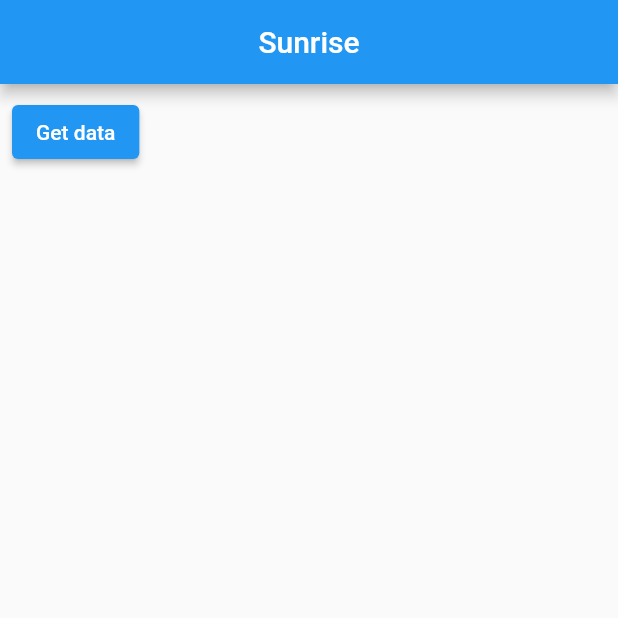
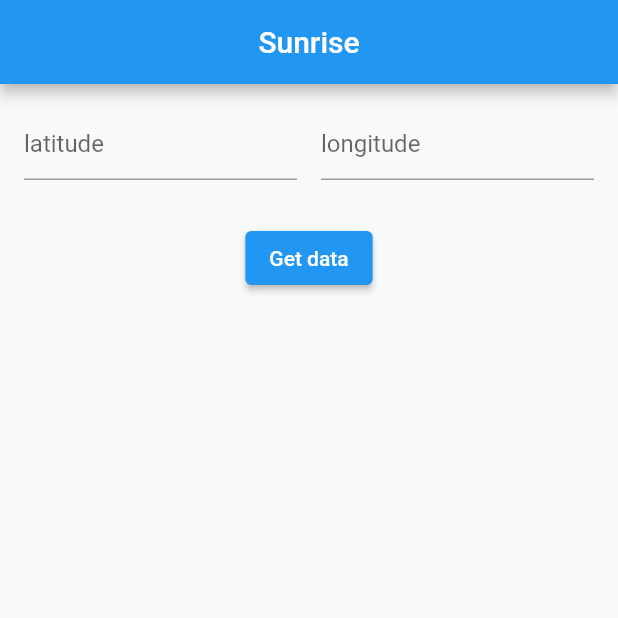
Before and after one commit to Alexteplov/sunrise, a Flutter app: the screen it shows after launch, on a phone screen of 412 x 824 dp, the top half of it. Run offline on Flutter 3.47's test engine with Material 2 defaults, Android fonts, the phone set to English and light mode, and no system bars; our stand-ins replace dio.

Commit message:
modify a home page and add mobx

```diff
--- a/lib/l10n/intl_en.arb
+++ b/lib/l10n/intl_en.arb
@@ -1,4 +1,6 @@
 {
     "appBarTitle": "Sunrise",
-    "buttonName": "Get data"
+    "buttonName": "Get data",
+    "latitude": "latitude",
+    "longitude": "longitude"
 }
--- a/lib/presentation/widgets/main_body.dart
+++ b/lib/presentation/widgets/main_body.dart
@@ -1,5 +1,6 @@
 import 'package:flutter/material.dart';
 import 'package:sunrise/generated/l10n.dart';
+import 'package:sunrise/presentation/widgets/row_input.dart';
 
 class MainBody {
   final BuildContext context;
@@ -10,7 +11,12 @@ class MainBody {
         child: Padding(
           padding: const EdgeInsets.all(8.0),
           child: Column(
+            crossAxisAlignment: CrossAxisAlignment.center,
             children: [
+              RowInput(context).rowBody,
+              const SizedBox(
+                height: 20,
+              ),
               ElevatedButton(
                   onPressed: () {}, child: Text(S.of(context).buttonName))
             ],
--- /dev/null
+++ b/lib/presentation/widgets/row_input.dart
@@ -0,0 +1,43 @@
+import 'package:flutter/material.dart';
+import 'package:sunrise/generated/l10n.dart';
+
+class RowInput {
+  final TextEditingController _latController = TextEditingController();
+  final TextEditingController _lngController = TextEditingController();
+  final BuildContext context;
+  static const TextInputType _keyboardType =
+      TextInputType.numberWithOptions(decimal: true, signed: true);
+
+  RowInput(this.context);
+
+  Row get rowBody => Row(
+        children: [
+          _textField(
+              cnt: _latController,
+              ktype: _keyboardType,
+              hint: S.of(context).latitude),
+          const SizedBox(
+            height: 20.0,
+          ),
+          _textField(
+              cnt: _lngController,
+              ktype: _keyboardType,
+              hint: S.of(context).longitude),
+        ],
+      );
+}
+
+Widget _textField(
+        {required TextEditingController cnt,
+        required TextInputType ktype,
+        required String hint}) =>
+    Expanded(
+      child: Padding(
+        padding: const EdgeInsets.all(8.0),
+        child: TextField(
+          controller: cnt,
+          keyboardType: ktype,
+          decoration: InputDecoration(hintText: hint),
+        ),
+      ),
+    );
--- a/pubspec.yaml
+++ b/pubspec.yaml
@@ -37,6 +37,8 @@ dependencies:
   cupertino_icons: ^1.0.2
   intl: ^0.17.0
   dio: ^4.0.6
+  mobx: ^2.0.6+1
+  flutter_mobx: ^2.0.4
 
 dev_dependencies:
   flutter_test:
@@ -48,6 +50,8 @@ dev_dependencies:
   # package. See that file for information about deactivating specific lint
   # rules and activating additional ones.
   flutter_lints: ^1.0.0
+  mobx_codegen: ^2.0.5+2
+  build_runner: ^2.1.8
 
 # For information on the generic Dart part of this file, see the
 # following page: https://dart.dev/tools/pub/pubspec
```
Also changed, not shown: lib/generated/intl/messages_en.dart, lib/generated/l10n.dart, pubspec.lock.
